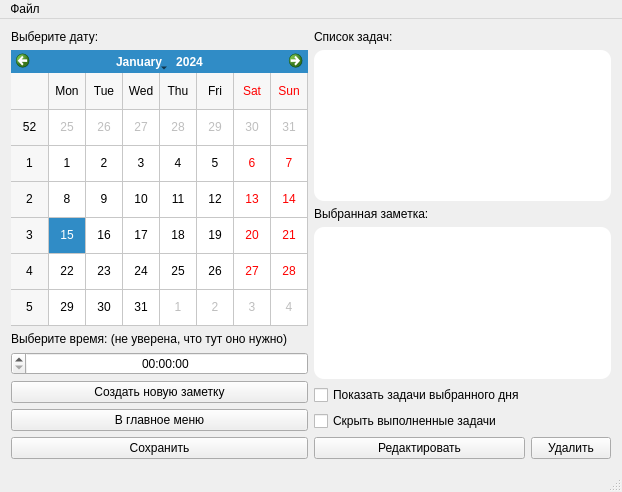
Before: the Qt Designer form Diary_2/diary.ui in fooxer9/Diary, drawn with Qt 5.
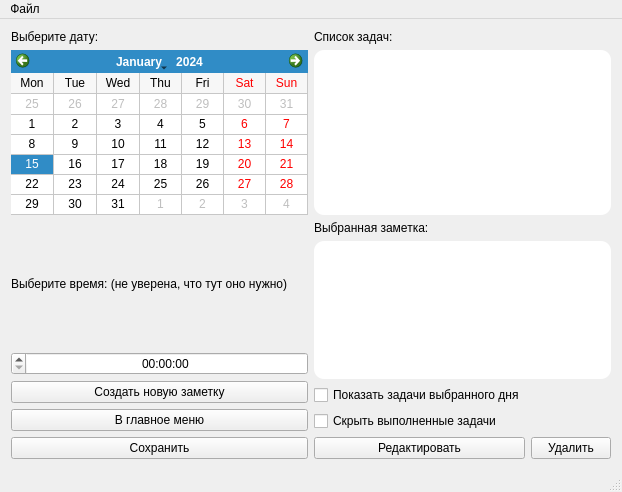
After: the same form once the commit is applied.

```diff
--- a/Diary_2/diary.ui
+++ b/Diary_2/diary.ui
@@ -23,37 +23,54 @@
    <property name="mouseTracking">
     <bool>true</bool>
    </property>
-   <layout class="QGridLayout" name="gridLayout_3">
-    <item row="0" column="1" rowspan="2">
+   <layout class="QGridLayout" name="gridLayout_5">
+    <item row="0" column="0">
+     <layout class="QGridLayout" name="gridLayout_3">
+      <item row="0" column="0">
+       <widget class="QLabel" name="selectDate">
+        <property name="text">
+         <string>Выберите дату: </string>
+        </property>
+       </widget>
+      </item>
+      <item row="1" column="0">
+       <widget class="QCalendarWidget" name="calendar">
+        <property name="styleSheet">
+         <string notr="true">selectedDay-front-color: red;</string>
+        </property>
+        <property name="minimumDate">
+         <date>
+          <year>1900</year>
+          <month>1</month>
+          <day>1</day>
+         </date>
+        </property>
+        <property name="gridVisible">
+         <bool>true</bool>
+        </property>
+        <property name="verticalHeaderFormat">
+         <enum>QCalendarWidget::NoVerticalHeader</enum>
+        </property>
+       </widget>
+      </item>
+     </layout>
+    </item>
+    <item row="1" column="1" rowspan="2">
      <layout class="QGridLayout" name="gridLayout_4">
-      <item row="6" column="1">
+      <item row="7" column="1">
        <widget class="QPushButton" name="deleteButton">
         <property name="text">
          <string>Удалить</string>
         </property>
        </widget>
       </item>
-      <item row="5" column="0">
+      <item row="6" column="0">
        <widget class="QCheckBox" name="hideCompleted">
         <property name="text">
          <string>Скрыть выполненные задачи</string>
         </property>
        </widget>
       </item>
-      <item row="6" column="0">
-       <widget class="QPushButton" name="editButton">
-        <property name="text">
-         <string>Редактировать</string>
-        </property>
-       </widget>
-      </item>
-      <item row="0" column="0">
-       <widget class="QLabel" name="tasks">
-        <property name="text">
-         <string>Список задач:</string>
-        </property>
-       </widget>
-      </item>
       <item row="2" column="0">
        <widget class="QLabel" name="note">
         <property name="text">
@@ -61,8 +78,21 @@
         </property>
        </widget>
       </item>
-      <item row="3" column="0" colspan="2">
+      <item row="7" column="0">
+       <widget class="QPushButton" name="editButton">
+        <property name="text">
+         <string>Редактировать</string>
+        </property>
+       </widget>
+      </item>
+      <item row="4" column="0" colspan="2">
        <widget class="QTextEdit" name="taskText">
+        <property name="sizePolicy">
+         <sizepolicy hsizetype="Expanding" vsizetype="Expanding">
+          <horstretch>0</horstretch>
+          <verstretch>0</verstretch>
+         </sizepolicy>
+        </property>
         <property name="styleSheet">
          <string notr="true">
 border: 10 px solid rgb(200,244,99);
@@ -70,21 +100,11 @@
 background-color: rgb(255,255,255)</string>
         </property>
         <property name="readOnly">
-         <bool>false</bool>
+         <bool>true</bool>
         </property>
        </widget>
       </item>
-      <item row="1" column="0" colspan="2">
-       <widget class="QListWidget" name="taskList">
-        <property name="styleSheet">
-         <string notr="true">
-border: 10 px solid rgb(200,244,99);
-border-radius: 10px;
-background-color: rgb(255,255,255)</string>
-        </property>
-       </widget>
-      </item>
-      <item row="4" column="0">
+      <item row="5" column="0">
        <widget class="QCheckBox" name="todayTasks">
         <property name="text">
          <string>Показать задачи выбранного дня</string>
@@ -93,7 +113,34 @@
       </item>
      </layout>
     </item>
-    <item row="1" column="0">
+    <item row="0" column="1">
+     <layout class="QGridLayout" name="gridLayout">
+      <item row="1" column="0">
+       <widget class="QListWidget" name="taskList">
+        <property name="sizePolicy">
+         <sizepolicy hsizetype="Expanding" vsizetype="Expanding">
+          <horstretch>0</horstretch>
+          <verstretch>0</verstretch>
+         </sizepolicy>
+        </property>
+        <property name="styleSheet">
+         <string notr="true">
+border: 10 px solid rgb(200,244,99);
+border-radius: 10px;
+background-color: rgb(255,255,255)</string>
+        </property>
+       </widget>
+      </item>
+      <item row="0" column="0">
+       <widget class="QLabel" name="tasks">
+        <property name="text">
+         <string>Список задач:</string>
+        </property>
+       </widget>
+      </item>
+     </layout>
+    </item>
+    <item row="1" column="0" rowspan="2">
      <layout class="QGridLayout" name="gridLayout_2">
       <item row="0" column="0">
        <layout class="QVBoxLayout" name="verticalLayout_2">
@@ -159,13 +206,6 @@
         </property>
        </widget>
       </item>
-      <item row="2" column="0">
-       <widget class="QPushButton" name="menuButton">
-        <property name="text">
-         <string>В главное меню</string>
-        </property>
-       </widget>
-      </item>
       <item row="3" column="0">
        <widget class="QPushButton" name="saveButton">
         <property name="text">
@@ -173,31 +213,10 @@
         </property>
        </widget>
       </item>
-     </layout>
-    </item>
-    <item row="0" column="0">
-     <layout class="QVBoxLayout" name="verticalLayout">
-      <item>
-       <widget class="QLabel" name="selectDate">
+      <item row="2" column="0">
+       <widget class="QPushButton" name="menuButton">
         <property name="text">
-         <string>Выберите дату: </string>
-        </property>
-       </widget>
-      </item>
-      <item>
-       <widget class="QCalendarWidget" name="calendar">
-        <property name="styleSheet">
-         <string notr="true">selectedDay-front-color: red;</string>
-        </property>
-        <property name="minimumDate">
-         <date>
-          <year>1900</year>
-          <month>1</month>
-          <day>1</day>
-         </date>
-        </property>
-        <property name="gridVisible">
-         <bool>true</bool>
+         <string>В главное меню</string>
         </property>
        </widget>
       </item>
```
Left out of the diff: 1 changed line with no effect on the pictures.
